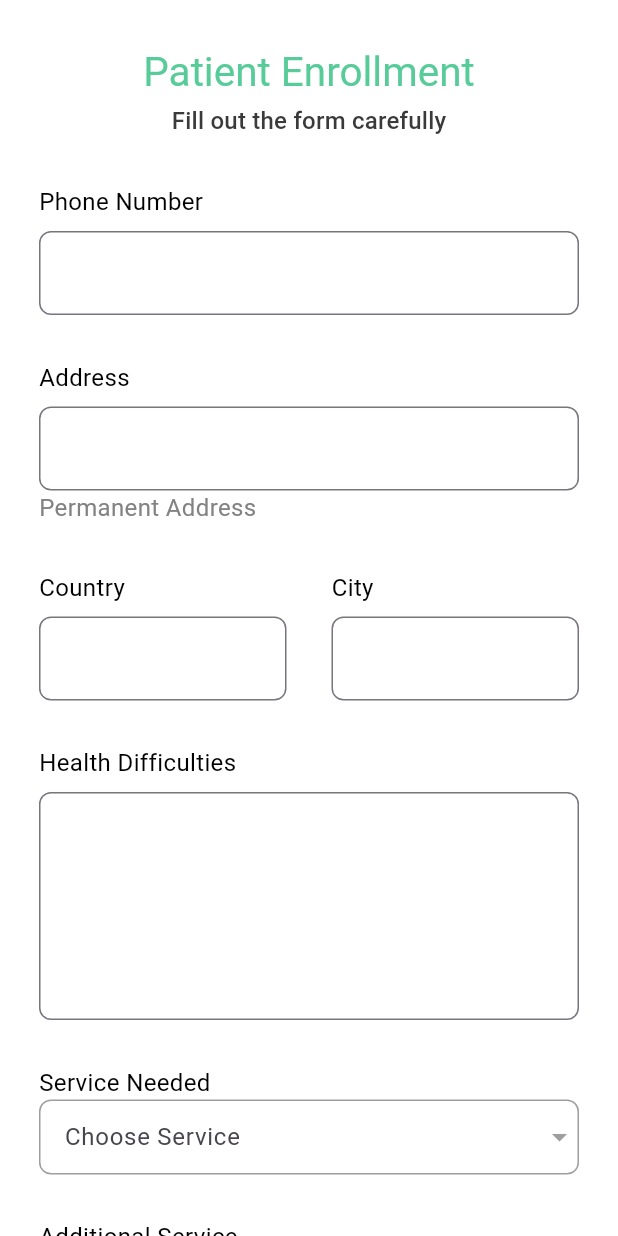
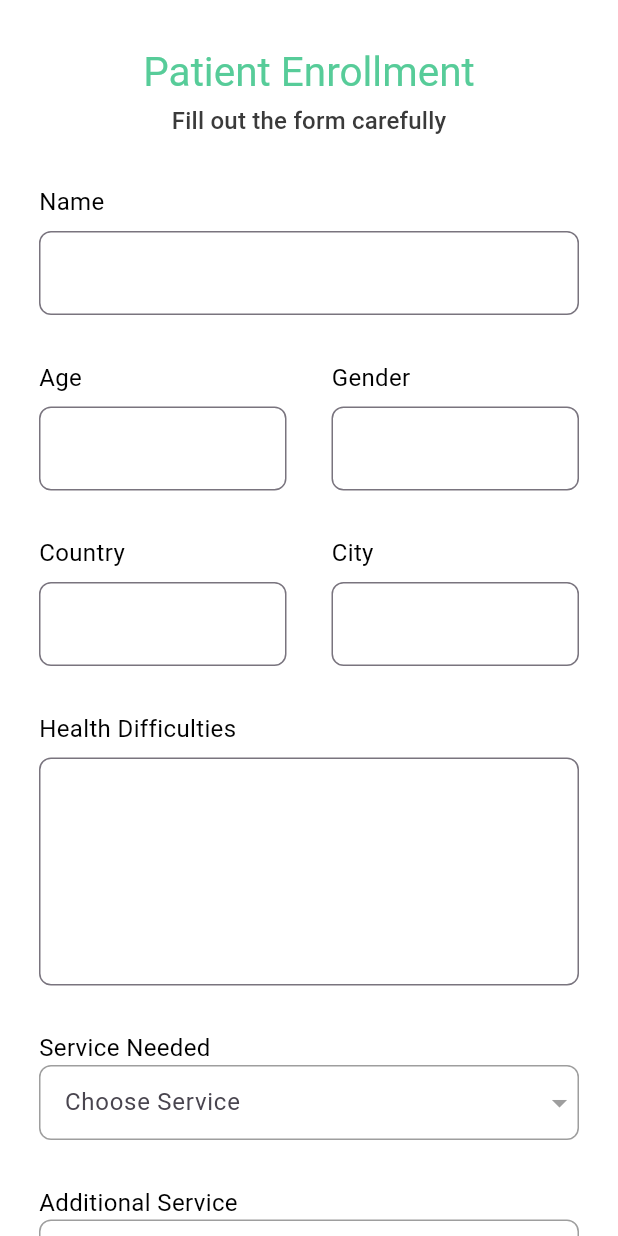
Before and after one commit to adi0213/Karuthal_Customer, a Flutter app: the Patientenroll screen opened directly, on a phone screen of 412 x 824 dp. Run offline on Flutter 3.47's test engine with Material 3 defaults, Android fonts, the phone set to English and light mode, and no system bars; our stand-ins replace google_fonts.

Commit message:
made changes

```diff
--- a/lib/PatientEnrollment/PatientEnroll.dart
+++ b/lib/PatientEnrollment/PatientEnroll.dart
@@ -15,8 +15,9 @@ class _PatientenrollState extends State<Patientenroll> {
   bool _termsAccepted = false;
   final _formKey = GlobalKey<FormState>();
 
-  final TextEditingController _phoneController = TextEditingController();
-  final TextEditingController _addressController = TextEditingController();
+  final TextEditingController _nameController = TextEditingController();
+  final TextEditingController _ageController = TextEditingController();
+  final TextEditingController _genderController = TextEditingController();
   final TextEditingController _countryController = TextEditingController();
   final TextEditingController _cityController = TextEditingController();
   final TextEditingController _healthDifficultiesController =
@@ -70,34 +71,50 @@ class _PatientenrollState extends State<Patientenroll> {
                     ),
                   ),
                   const SizedBox(height: 30),
-                  _buildLabelText(context, "Phone Number"),
+                  _buildLabelText(context, "Name"),
                   const SizedBox(height: 8),
                   _buildTextField(
                     context,
-                    controller: _phoneController,
+                    controller: _nameController,
                     validator: (value) {
                       if (value == null || value.isEmpty) {
-                        return 'Please enter your phone number';
-                      } else if (value.length != 10) {
-                        return 'Must be 10 digits';
+                        return 'Please enter Name';
                       }
                       return null;
                     },
                   ),
                   const SizedBox(height: 30),
-                  _buildLabelText(context, "Address"),
-                  const SizedBox(height: 8),
-                  _buildTextField(
-                    context,
-                    controller: _addressController,
-                    validator: (value) {
-                      if (value == null || value.isEmpty) {
-                        return 'Please enter your address';
-                      }
-                      return null;
-                    },
+                  Row(
+                    children: [
+                      Expanded(
+                        child: Column(
+                          crossAxisAlignment: CrossAxisAlignment.start,
+                          children: [
+                            _buildLabelText(context, "Age"),
+                            const SizedBox(height: 8),
+                            _buildTextField(
+                              context,
+                              controller: _ageController,
+                            ),
+                          ],
+                        ),
+                      ),
+                      const SizedBox(width: 10),
+                      Expanded(
+                        child: Column(
+                          crossAxisAlignment: CrossAxisAlignment.start,
+                          children: [
+                            _buildLabelText(context, "Gender"),
+                            const SizedBox(height: 8),
+                            _buildTextField(
+                              context,
+                              controller: _genderController,
+                            ),
+                          ],
+                        ),
+                      ),
+                    ],
                   ),
-                  _buildLabelText(context, "Permanent Address"),
                   const SizedBox(height: 30),
                   Row(
                     children: [
--- a/lib/PatientEnrollment/ServieceNeeded.dart
+++ b/lib/PatientEnrollment/ServieceNeeded.dart
@@ -1,10 +1,9 @@
 import 'package:flutter/material.dart';
 
 class ServieceNeeded extends StatefulWidget {
-  final Function(String selected) onSelectionChanged; // Storing the callback
+  final Function(String selected) onSelectionChanged;
 
-  const ServieceNeeded(
-      {super.key, required this.onSelectionChanged}); // Updated constructor
+  const ServieceNeeded({super.key, required this.onSelectionChanged});
 
   @override
   _ServieceNeeded createState() => _ServieceNeeded();
@@ -24,7 +23,7 @@ class _ServieceNeeded extends State<ServieceNeeded> {
       _isExpanded = false;
     });
 
-    widget.onSelectionChanged(hintText); // Notify the parent of the selection
+    widget.onSelectionChanged(hintText);
   }
 
   @override
```
Also changed, not shown: lib/CreateAccount.dart (+47 -21 lines), lib/Login.dart (+62 -43 lines).
